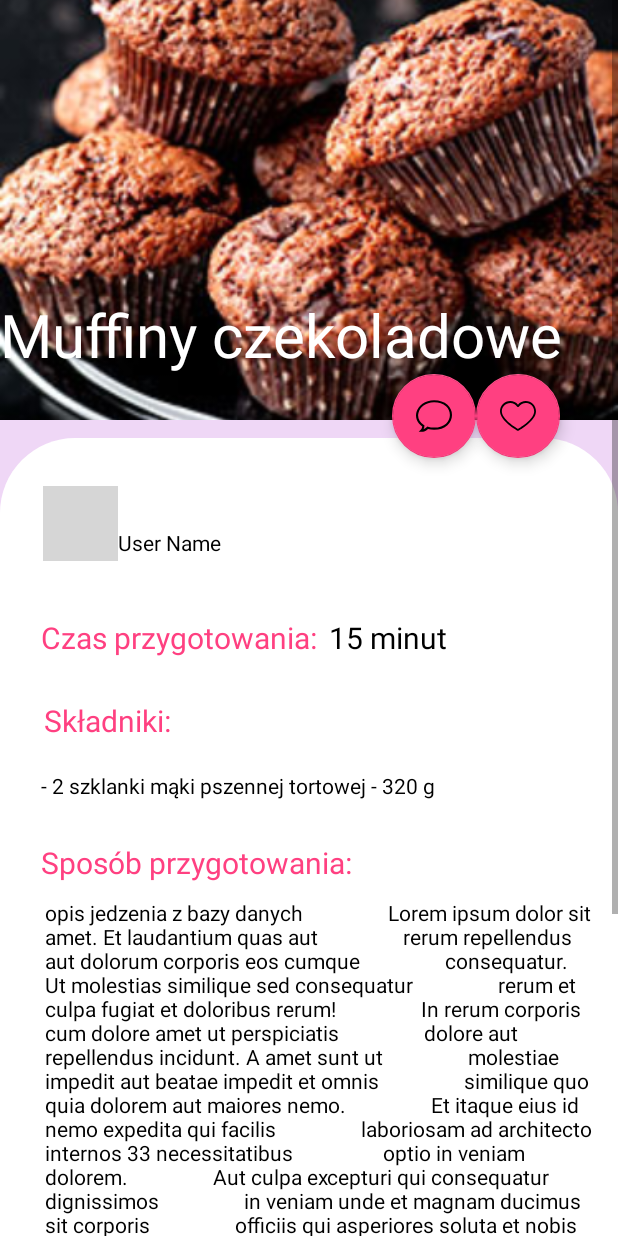
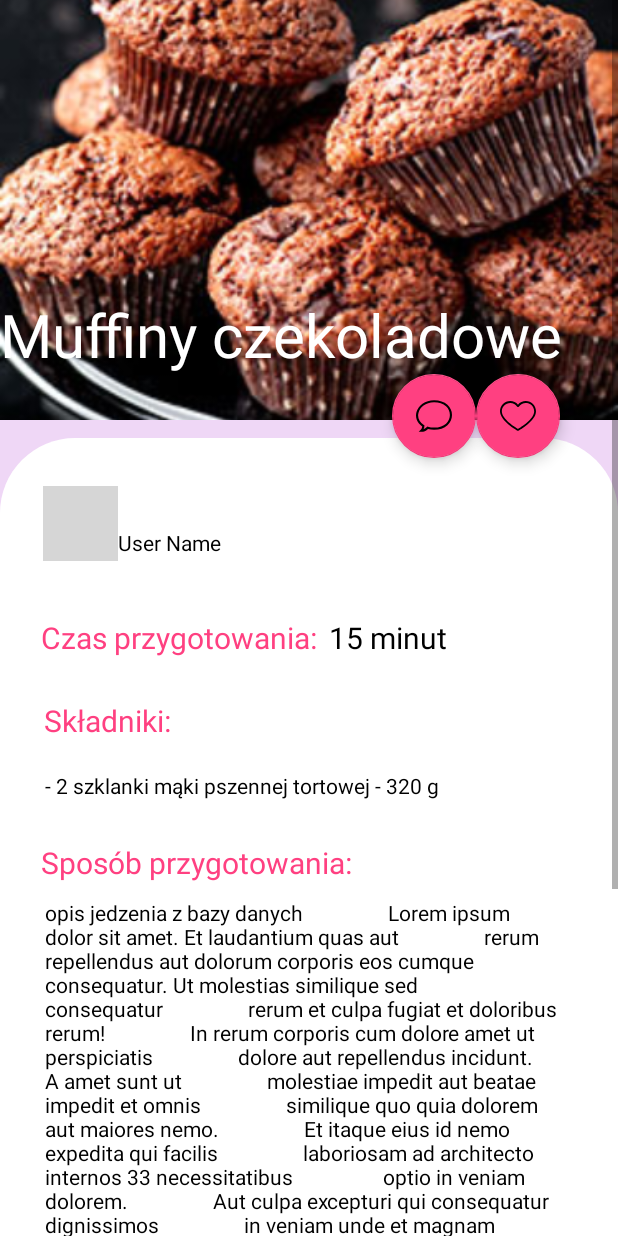
Before and after one commit to daria1703/Yummy, an Android app: the RecipeActivity screen opened directly, with no data from a screen before it, on a phone screen of 412 x 824 dp. Run offline under Robolectric (Android 15) with nearby library versions, the phone set to English and light mode, and no system bars; 13 statements that could not run were skipped; grey boxes are pictures that could not be loaded.

Commit message:
added picture display, changed recipe layout

```diff
--- a/app/src/main/res/layout/activity_recipe.xml
+++ b/app/src/main/res/layout/activity_recipe.xml
@@ -149,11 +149,15 @@
 
             <TextView
                 android:id="@+id/inredients"
-                android:layout_width="wrap_content"
+                android:layout_width="match_parent"
                 android:layout_height="wrap_content"
                 android:layout_marginTop="20dp"
                 android:text="- 2 szklanki mąki pszennej tortowej - 320 g"
                 android:textColor="#000000"
+                android:layout_marginStart="30dp"
+                android:layout_marginLeft="30dp"
+                android:layout_marginEnd="30dp"
+                android:layout_marginRight="30dp"
                 app:layout_constraintEnd_toEndOf="parent"
                 app:layout_constraintHorizontal_bias="0.183"
                 app:layout_constraintStart_toStartOf="parent"
@@ -174,9 +178,13 @@
 
             <TextView
                 android:id="@+id/description"
-                android:layout_width="374dp"
+                android:layout_width="match_parent"
                 android:layout_marginTop="10dp"
                 android:layout_height="wrap_content"
+                android:layout_marginStart="30dp"
+                android:layout_marginLeft="30dp"
+                android:layout_marginEnd="30dp"
+                android:layout_marginRight="30dp"
                 android:text="opis jedzenia z bazy danych
                 Lorem ipsum dolor sit amet. Et laudantium quas aut
                 rerum repellendus aut dolorum corporis eos cumque
```
Also changed, not shown: app/src/main/java/com/example/yummy/RecipeActivity.java (+19 -1 lines).
